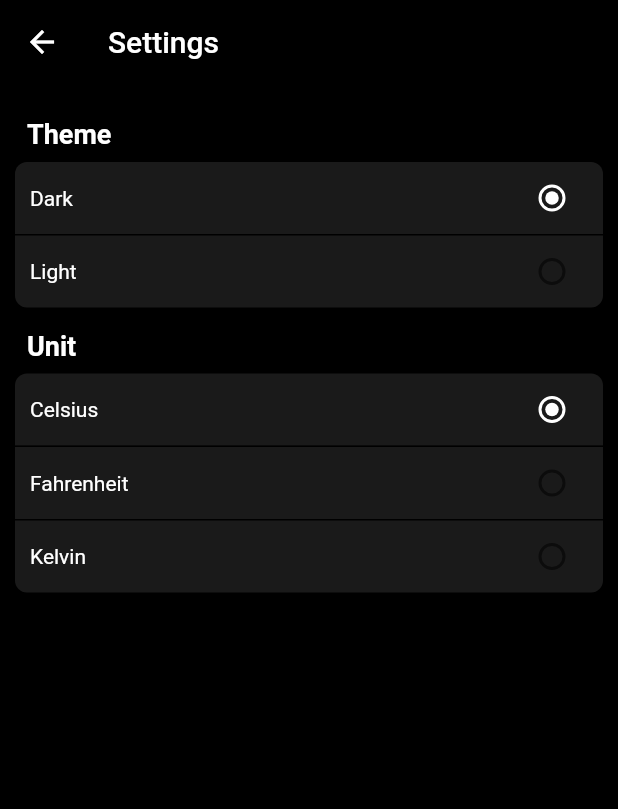
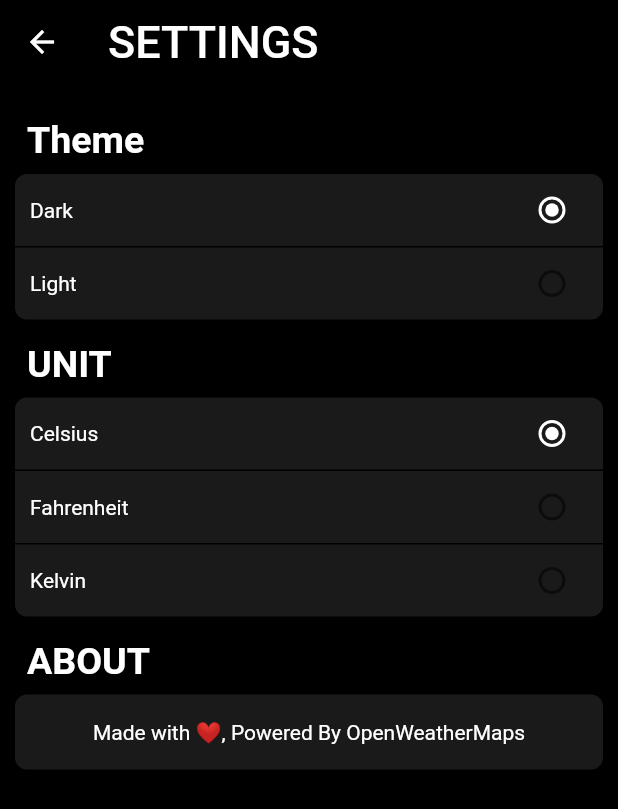
Before and after one commit to Somsubro-Banerjee/clima, a Flutter app: the SettingsScreen screen opened by its route, on a phone screen of 412 x 824 dp. Shown: the top 809 px of the screen. Run offline on Flutter 3.47's test engine with Material 2 defaults, Android fonts, the phone set to English and light mode, and no system bars; our stand-ins replace bloc, charts_flutter, cloud_firestore, equatable, firebase_auth, firebase_core and 5 more; accounts and stored records are empty; network calls fail.

Commit message:
Latest files

```diff
--- a/lib/src/api/weather_api_client.dart
+++ b/lib/src/api/weather_api_client.dart
@@ -25,6 +25,7 @@ class WeatherApiClient {
       throw HTTPException(res.statusCode, "unable to fetch weather data");
     }
     final weatherJson = json.decode(res.body);
+    print(weatherJson['name']);
     return weatherJson['name'];
   }
 
@@ -50,4 +51,5 @@ class WeatherApiClient {
     List<Weather> weathers = Weather.fromForecastJson(forecastJson);
     return weathers;
   }
+
 }
--- a/lib/src/bloc/weather_bloc.dart
+++ b/lib/src/bloc/weather_bloc.dart
@@ -26,7 +26,8 @@ class WeatherBloc extends Bloc<WeatherEvent, WeatherState> {
         final Weather weather = await weatherRepository.getWeather(
             event.cityName,
             latitude: event.latitude,
-            longitude: event.longitude);
+            longitude: event.longitude
+        );
         yield WeatherLoaded(weather: weather);
       } catch (exception) {
         print(exception);
--- a/lib/src/bloc/weather_state.dart
+++ b/lib/src/bloc/weather_state.dart
@@ -12,7 +12,6 @@ class WeatherLoading extends WeatherState {}
 
 class WeatherLoaded extends WeatherState {
   final Weather weather;
-
   WeatherLoaded({@required this.weather})
       : assert(weather != null),
         super([weather]);
--- a/lib/src/screens/routes.dart
+++ b/lib/src/screens/routes.dart
@@ -1,3 +1,4 @@
+import 'package:clima/src/screens/history_screen.dart';
 import 'package:flutter/material.dart';
 import 'package:clima/src/screens/settings_screen.dart';
 import 'package:clima/src/screens/weather_screen.dart';
@@ -7,5 +8,6 @@ class Routes {
   static final mainRoute = <String, WidgetBuilder>{
     '/home': (context) => WeatherScreen(),
     '/settings': (context) => SettingsScreen(),
+    '/history': (context) => History(),
   };
 }
--- a/lib/src/screens/settings_screen.dart
+++ b/lib/src/screens/settings_screen.dart
@@ -9,7 +9,10 @@ class SettingsScreen extends StatelessWidget {
     return Scaffold(
       appBar: AppBar(
         backgroundColor: AppStateContainer.of(context).theme.primaryColor,
-        title: Text("Settings"),
+        title: Text("SETTINGS",
+        style: TextStyle(
+          fontSize: 30
+        ),),
       ),
       body: Container(
         padding: EdgeInsets.only(left: 10, right: 10, top: 15),
@@ -23,7 +26,7 @@ class SettingsScreen extends StatelessWidget {
                 style: TextStyle(
                   color: AppStateContainer.of(context).theme.accentColor,
                   fontWeight: FontWeight.bold,
-                  fontSize: 18,
+                  fontSize: 25,
                 ),
               ),
             ),
@@ -96,11 +99,11 @@ class SettingsScreen extends StatelessWidget {
               padding:
                   const EdgeInsets.only(top: 15, left: 8, right: 8, bottom: 8),
               child: Text(
-                "Unit",
+                "UNIT",
                 style: TextStyle(
                   color: AppStateContainer.of(context).theme.accentColor,
                   fontWeight: FontWeight.bold,
-                  fontSize: 18,
+                  fontSize: 25,
                 ),
               ),
             ),
@@ -205,6 +208,37 @@ class SettingsScreen extends StatelessWidget {
                 ],
               ),
             ),
+             Padding(
+              padding:
+                  const EdgeInsets.only(top: 15, left: 8, right: 8, bottom: 8),
+              child: Text(
+                "ABOUT",
+                style: TextStyle(
+                  color: AppStateContainer.of(context).theme.accentColor,
+                  fontWeight: FontWeight.bold,
+                  fontSize: 25,
+                ),
+              ),
+            ),
+            Container(
+              decoration: BoxDecoration(
+                borderRadius: BorderRadius.only(
+                    topLeft: Radius.circular(8), topRight: Radius.circular(8), bottomLeft: Radius.circular(8), bottomRight: Radius.circular(8)),
+                color: AppStateContainer.of(context)
+                    .theme
+                    .accentColor
+                    .withOpacity(0.1),
+              ),
+              height: 50,
+              padding: EdgeInsets.only(left: 10, right: 10),
+              child: Center(
+                child: Text(
+                  "Made with ❤, Powered By OpenWeatherMaps",
+                  style: TextStyle(
+                      color: AppStateContainer.of(context).theme.accentColor)),
+              ),
+
+            )
           ],
         ),
       ),
--- a/lib/src/widgets/forecast_horizontal_widget.dart
+++ b/lib/src/widgets/forecast_horizontal_widget.dart
@@ -38,7 +38,8 @@ class ForecastHorizontal extends StatelessWidget {
                   DateTime.fromMillisecondsSinceEpoch(item.time * 1000)),
               '${item.temperature.as(AppStateContainer.of(context).temperatureUnit).round()}°',
               iconData: item.getIconData(),
-            )),
+            )
+            ),
           );
         },
       ),
--- a/lib/src/widgets/weather_widget.dart
+++ b/lib/src/widgets/weather_widget.dart
@@ -14,6 +14,7 @@ class WeatherWidget extends StatelessWidget {
   @override
   Widget build(BuildContext context) {
     return Center(
+      child: SingleChildScrollView(
               child: Column(
           mainAxisAlignment: MainAxisAlignment.center,
           children: <Widget>[
@@ -102,6 +103,7 @@ class WeatherWidget extends StatelessWidget {
             ]),
           ],
         ),
+      ),
     );
   }
 }
```
Also changed, not shown: lib/main.dart (+6 -4 lines), lib/src/database/FirebaseWeatherupload.dart (added, +43 -0 lines), lib/src/screens/HomeScreen.dart (+20 -20 lines), lib/src/screens/history_screen.dart (added, +61 -0 lines), lib/src/screens/weather_screen.dart (+67 -14 lines), pubspec.yaml (+6 -3 lines), pubspec.lock, 3 other files. Lines whose indentation alone changed are shown as unchanged.
